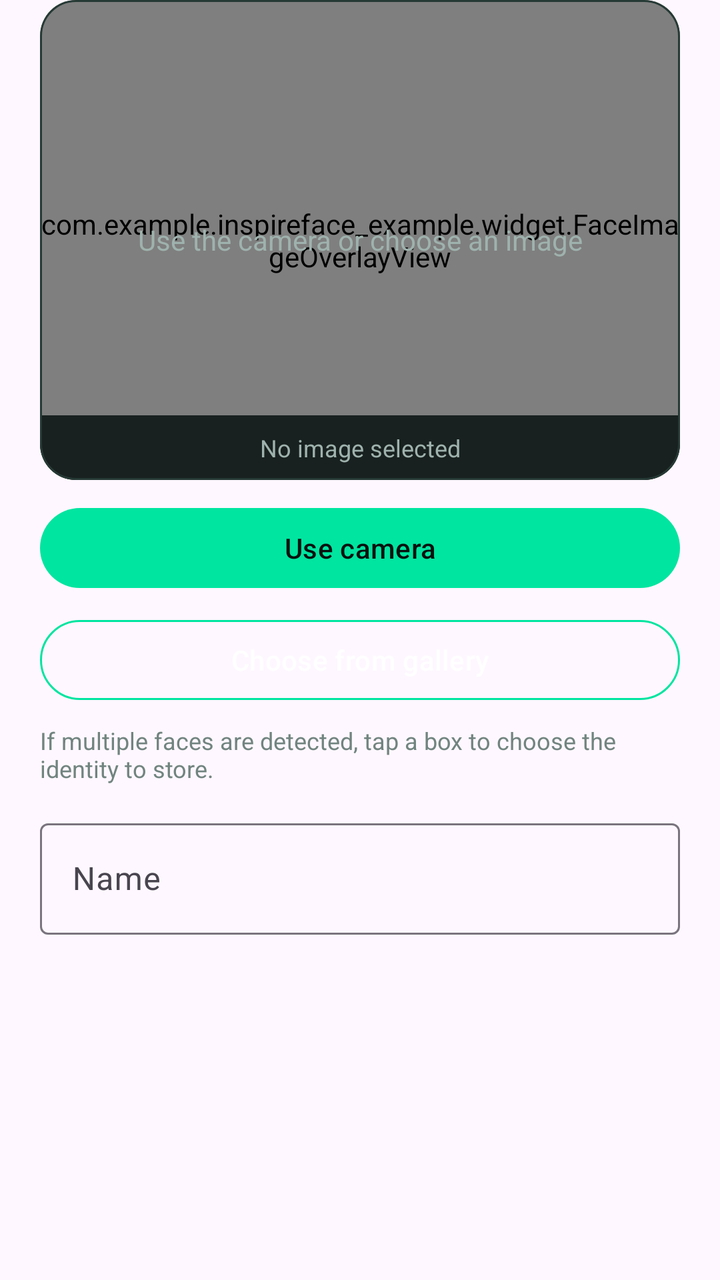
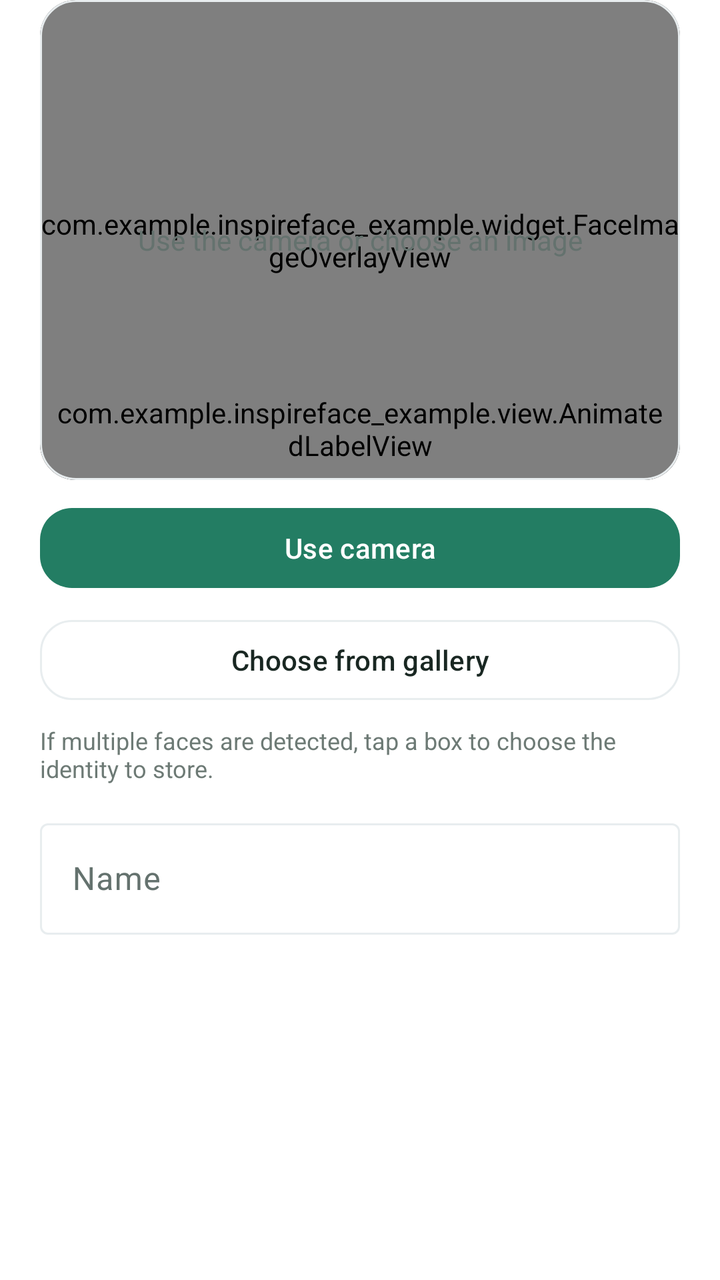

Two renders of the same Android screen: before a commit and after it. Below are the layout's source before the change and the commit's diff.
<!-- AndroidManifest.xml: application theme Theme.InspireFaceExample -->
<!-- res/layout/dialog_face_editor.xml -->
<?xml version="1.0" encoding="utf-8"?>
<androidx.core.widget.NestedScrollView xmlns:android="http://schemas.android.com/apk/res/android"
    xmlns:app="http://schemas.android.com/apk/res-auto"
    android:layout_width="match_parent"
    android:layout_height="wrap_content"
    android:fillViewport="true">

    <LinearLayout
        android:layout_width="match_parent"
        android:layout_height="wrap_content"
        android:orientation="vertical"
        android:paddingStart="20dp"
        android:paddingEnd="20dp"
        android:paddingBottom="8dp">

        <com.google.android.material.card.MaterialCardView
            android:layout_width="match_parent"
            android:layout_height="240dp"
            app:cardBackgroundColor="@color/home_background"
            app:cardCornerRadius="18dp"
            app:cardElevation="0dp"
            app:strokeColor="@color/home_stroke"
            app:strokeWidth="1dp">

            <FrameLayout
                android:layout_width="match_parent"
                android:layout_height="match_parent">

                <ImageView
                    android:id="@+id/editorImage"
                    android:layout_width="match_parent"
                    android:layout_height="match_parent"
                    android:contentDescription="@string/enrollment_image"
                    android:scaleType="centerCrop" />

                <com.example.inspireface_example.widget.FaceImageOverlayView
                    android:id="@+id/editorFaceOverlay"
                    android:layout_width="match_parent"
                    android:layout_height="match_parent" />

                <TextView
                    android:id="@+id/editorPlaceholder"
                    android:layout_width="match_parent"
                    android:layout_height="match_parent"
                    android:gravity="center"
                    android:padding="20dp"
                    android:text="@string/choose_enrollment_image"
                    android:textColor="@color/home_text_secondary"
                    android:textSize="14sp" />

                <TextView
                    android:id="@+id/editorImageStatus"
                    android:layout_width="match_parent"
                    android:layout_height="wrap_content"
                    android:layout_gravity="bottom"
                    android:background="@color/compare_status_scrim"
                    android:gravity="center"
                    android:padding="8dp"
                    android:text="@string/no_image_selected"
                    android:textColor="@color/home_text_secondary"
                    android:textSize="12sp" />
            </FrameLayout>
        </com.google.android.material.card.MaterialCardView>

        <com.google.android.material.button.MaterialButton
            android:id="@+id/btnCaptureEditorFace"
            android:layout_width="match_parent"
            android:layout_height="48dp"
            android:layout_marginTop="10dp"
            android:text="@string/capture_or_replace_face"
            android:textColor="@color/home_tile_text_dark"
            app:backgroundTint="@color/liveness_accent" />

        <com.google.android.material.button.MaterialButton
            android:id="@+id/btnChooseEditorImage"
            style="?attr/materialButtonOutlinedStyle"
            android:layout_width="match_parent"
            android:layout_height="48dp"
            android:layout_marginTop="8dp"
            android:text="@string/choose_or_replace_image"
            android:textColor="@color/white"
            app:strokeColor="@color/liveness_accent" />

        <TextView
            android:layout_width="match_parent"
            android:layout_height="wrap_content"
            android:layout_marginTop="8dp"
            android:text="@string/tap_face_to_select"
            android:textColor="@color/home_text_muted"
            android:textSize="12sp" />

        <com.google.android.material.textfield.TextInputLayout
            style="@style/Widget.Material3.TextInputLayout.OutlinedBox"
            android:layout_width="match_parent"
            android:layout_height="wrap_content"
            android:layout_marginTop="14dp"
            android:hint="@string/face_name">

            <com.google.android.material.textfield.TextInputEditText
                android:id="@+id/editorName"
                android:layout_width="match_parent"
                android:layout_height="wrap_content"
                android:inputType="textPersonName"
                android:maxLines="1" />
        </com.google.android.material.textfield.TextInputLayout>
    </LinearLayout>
</androidx.core.widget.NestedScrollView>
<!-- resources referenced by this layout -->
<resources>
  <color name="compare_status_scrim">#D907110F</color>
  <color name="home_background">#FF07110F</color>
  <color name="home_stroke">#FF263A35</color>
  <color name="home_text_muted">#FF71847F</color>
  <color name="home_text_secondary">#FF9FB2AD</color>
  <color name="home_tile_text_dark">#FF07110F</color>
  <color name="liveness_accent">#FF00E5A0</color>
  <style name="Base.Theme.InspireFaceExample" parent="Theme.Material3.DayNight.NoActionBar">
          
          
      </style>
  <!-- unchanged entries left out for length: 9 -->
</resources>

<!-- the commit's change to res/layout/dialog_face_editor.xml (unified diff, before → after) -->
@@ -48,7 +48,7 @@
                     android:textColor="@color/home_text_secondary"
                     android:textSize="14sp" />
 
-                <TextView
+                <com.example.inspireface_example.view.AnimatedLabelView
                     android:id="@+id/editorImageStatus"
                     android:layout_width="match_parent"
                     android:layout_height="wrap_content"
@@ -68,8 +68,8 @@
             android:layout_height="48dp"
             android:layout_marginTop="10dp"
             android:text="@string/capture_or_replace_face"
-            android:textColor="@color/home_tile_text_dark"
-            app:backgroundTint="@color/liveness_accent" />
+            android:textColor="@color/app_button_text"
+            app:backgroundTint="@color/app_button_background" />
 
         <com.google.android.material.button.MaterialButton
             android:id="@+id/btnChooseEditorImage"
@@ -78,8 +78,8 @@
             android:layout_height="48dp"
             android:layout_marginTop="8dp"
             android:text="@string/choose_or_replace_image"
-            android:textColor="@color/white"
-            app:strokeColor="@color/liveness_accent" />
+            android:textColor="@color/app_control_text"
+            app:strokeColor="@color/home_stroke" />
 
         <TextView
             android:layout_width="match_parent"
<!-- resource entries referenced after the edit -->
@@ -1,15 +1,99 @@
 <!-- resources referenced by this layout -->
 <resources>
-  <color name="compare_status_scrim">#D907110F</color>
-  <color name="home_background">#FF07110F</color>
-  <color name="home_stroke">#FF263A35</color>
-  <color name="home_text_muted">#FF71847F</color>
-  <color name="home_text_secondary">#FF9FB2AD</color>
-  <color name="home_tile_text_dark">#FF07110F</color>
-  <color name="liveness_accent">#FF00E5A0</color>
-  <style name="Base.Theme.InspireFaceExample" parent="Theme.Material3.DayNight.NoActionBar">
-          
-          
+  <color name="compare_status_scrim">#F2FFFFFF</color>
+  <color name="home_background">#FFFFFF</color>
+  <color name="home_stroke">#E8EDEF</color>
+  <color name="home_text_muted">#6D7A75</color>
+  <color name="home_text_secondary">#64726E</color>
+  <color name="liveness_accent">#237D63</color>
+  <color name="plus_accent_soft">#EDF6F1</color>
+  <color name="home_text_primary">#192722</color>
+  <color name="home_surface">#F5F7F8</color>
+  <style name="AppButton" parent="Widget.Material3.Button">
+          <item name="android:minHeight">48dp</item>
+          <item name="android:textAllCaps">false</item>
+          <item name="android:fontFamily">sans-serif-medium</item>
+          <item name="android:stateListAnimator">@animator/plus_button_press</item>
+          <item name="android:textColor">@color/app_button_text</item>
+          <item name="backgroundTint">@color/app_button_background</item>
+          <item name="cornerRadius">16dp</item>
+      </style>
+  <style name="AppButton.Outlined" parent="Widget.Material3.Button.OutlinedButton">
+          <item name="android:minHeight">48dp</item>
+          <item name="android:textAllCaps">false</item>
+          <item name="android:textColor">@color/app_control_text</item>
+          <item name="android:stateListAnimator">@animator/plus_button_press</item>
+          <item name="strokeColor">@color/home_stroke</item>
+          <item name="cornerRadius">16dp</item>
+      </style>
+  <style name="AppButton.Text" parent="Widget.Material3.Button.TextButton">
+          <item name="android:minHeight">48dp</item>
+          <item name="android:textAllCaps">false</item>
+          <item name="android:stateListAnimator">@animator/plus_button_press</item>
+          <item name="android:textColor">@color/app_control_text</item>
+      </style>
+  <style name="ThemeOverlay.InspireFaceExample.PlusConsent" parent="ThemeOverlay.Material3.MaterialAlertDialog">
+          <item name="colorSurface">@color/plus_background</item>
+          <item name="colorOnSurface">@color/plus_text</item>
+          <item name="colorOnSurfaceVariant">@color/plus_text_secondary</item>
+          <item name="colorPrimary">@color/plus_accent</item>
+          <item name="android:windowAnimationStyle">@style/PlusConsentWindowAnimation</item>
+          <item name="android:backgroundDimAmount">0.22</item>
+      </style>
+  <style name="AppShape.Small" parent="ShapeAppearance.Material3.SmallComponent">
+          <item name="cornerSize">12dp</item>
+      </style>
+  <style name="AppShape.Medium" parent="ShapeAppearance.Material3.MediumComponent">
+          <item name="cornerSize">22dp</item>
+      </style>
+  <style name="AppChip" parent="Widget.Material3.Chip.Filter">
+          <item name="chipBackgroundColor">@color/app_segment_background</item>
+          <item name="android:textColor">@color/app_control_text</item>
+          <item name="chipStrokeColor">@color/home_stroke</item>
+          <item name="android:stateListAnimator">@animator/plus_button_press</item>
+      </style>
+  <color name="plus_background">#FFFFFF</color>
+  <color name="plus_text">#192722</color>
+  <color name="plus_text_secondary">#64726E</color>
+  <color name="plus_accent">#237D63</color>
+  <style name="PlusConsentWindowAnimation">
+          <item name="android:windowEnterAnimation">@anim/plus_dialog_enter</item>
+          <item name="android:windowExitAnimation">@anim/plus_dialog_exit</item>
+      </style>
+  <style name="Base.Theme.InspireFaceExample" parent="Theme.Material3.Light.NoActionBar">
+          <item name="android:windowBackground">@color/home_background</item>
+          <item name="android:statusBarColor">@android:color/transparent</item>
+          <item name="android:navigationBarColor">@color/home_background</item>
+          <item name="android:windowLightStatusBar">true</item>
+          <item name="android:windowAnimationStyle">@style/AppWindowAnimation</item>
+          <item name="android:colorAccent">@color/liveness_accent</item>
+          <item name="colorPrimary">@color/liveness_accent</item>
+          <item name="colorOnPrimary">@color/white</item>
+          <item name="colorPrimaryContainer">@color/plus_accent_soft</item>
+          <item name="colorOnPrimaryContainer">@color/liveness_accent</item>
+          <item name="colorSecondary">@color/liveness_accent</item>
+          <item name="colorSecondaryContainer">@color/plus_accent_soft</item>
+          <item name="colorOnSecondaryContainer">@color/home_text_primary</item>
+          <item name="colorSurface">@color/home_background</item>
+          <item name="colorSurfaceVariant">@color/home_surface</item>
+          <item name="colorOnSurface">@color/home_text_primary</item>
+          <item name="colorOnSurfaceVariant">@color/home_text_secondary</item>
+          <item name="colorOutline">@color/home_stroke</item>
+          <item name="colorControlHighlight">#14237D63</item>
+          <item name="materialButtonStyle">@style/AppButton</item>
+          <item name="materialButtonOutlinedStyle">@style/AppButton.Outlined</item>
+          <item name="buttonBarPositiveButtonStyle">@style/AppButton.Text</item>
+          <item name="buttonBarNegativeButtonStyle">@style/AppButton.Text</item>
+          <item name="materialAlertDialogTheme">@style/ThemeOverlay.InspireFaceExample.PlusConsent</item>
+          <item name="shapeAppearanceSmallComponent">@style/AppShape.Small</item>
+          <item name="shapeAppearanceMediumComponent">@style/AppShape.Medium</item>
+          <item name="chipStyle">@style/AppChip</item>
+      </style>
+  <style name="AppWindowAnimation" parent="@android:style/Animation.Activity">
+          <item name="android:activityOpenEnterAnimation">@anim/app_page_enter</item>
+          <item name="android:activityOpenExitAnimation">@anim/app_page_dim</item>
+          <item name="android:activityCloseEnterAnimation">@anim/app_page_return</item>
+          <item name="android:activityCloseExitAnimation">@anim/app_page_exit</item>
       </style>
   <!-- unchanged entries left out for length: 9 -->
 </resources>
